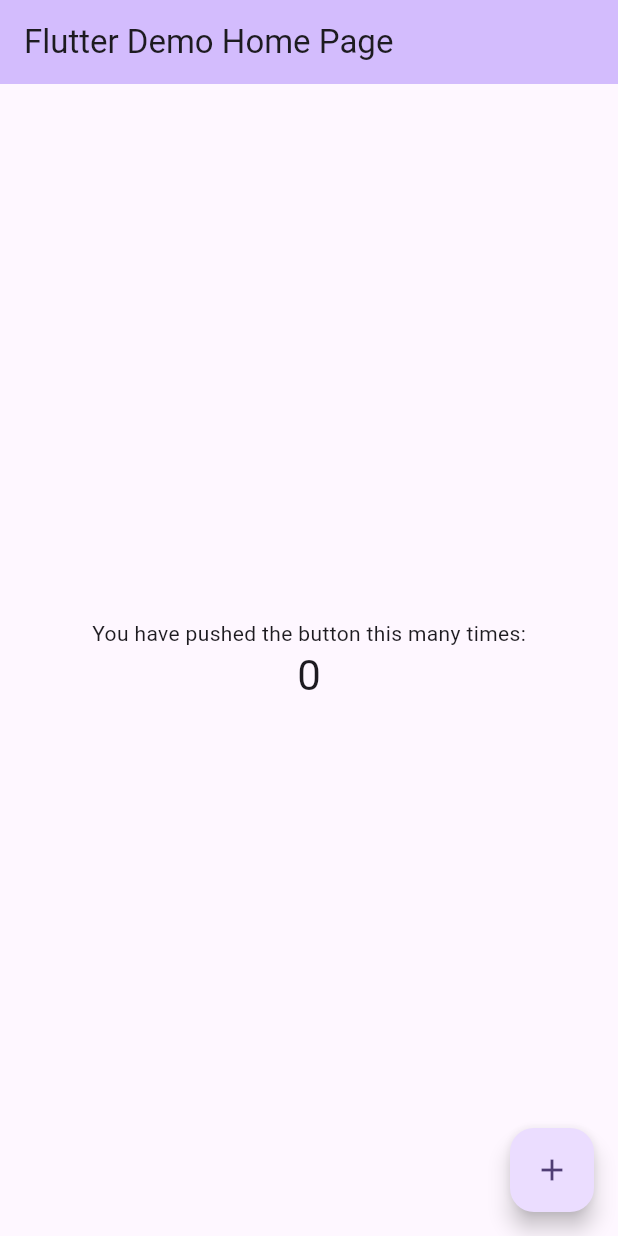
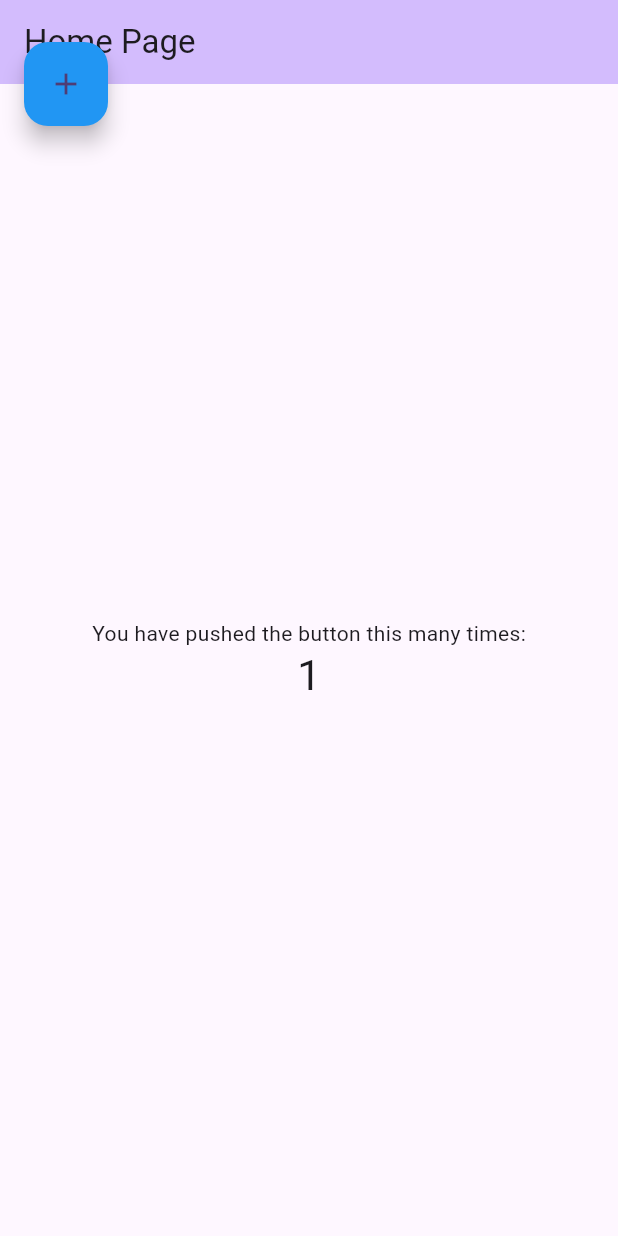
Before and after one commit to Perpherior/canbus, a Flutter app: the screen it shows after launch, on a phone screen of 412 x 824 dp. Run offline on Flutter 3.47's test engine with Material 3 defaults, Android fonts, the phone set to English and light mode, and no system bars.

Commit message:
Add usb reader button

```diff
--- a/canbus/lib/main.dart
+++ b/canbus/lib/main.dart
@@ -1,4 +1,6 @@
 import 'package:flutter/material.dart';
+import 'package:flutter/services.dart';
+import 'package:canbus/read_usb.dart';
 
 void main() {
   runApp(const MyApp());
@@ -7,46 +9,20 @@ void main() {
 class MyApp extends StatelessWidget {
   const MyApp({super.key});
 
-  // This widget is the root of your application.
   @override
   Widget build(BuildContext context) {
     return MaterialApp(
       title: 'Flutter Demo',
       theme: ThemeData(
-        // This is the theme of your application.
-        //
-        // TRY THIS: Try running your application with "flutter run". You'll see
-        // the application has a purple toolbar. Then, without quitting the app,
-        // try changing the seedColor in the colorScheme below to Colors.green
-        // and then invoke "hot reload" (save your changes or press the "hot
-        // reload" button in a Flutter-supported IDE, or press "r" if you used
-        // the command line to start the app).
-        //
-        // Notice that the counter didn't reset back to zero; the application
-        // state is not lost during the reload. To reset the state, use hot
-        // restart instead.
-        //
-        // This works for code too, not just values: Most code changes can be
-        // tested with just a hot reload.
         colorScheme: ColorScheme.fromSeed(seedColor: Colors.deepPurple),
       ),
-      home: const MyHomePage(title: 'Flutter Demo Home Page'),
+      home: const MyHomePage(title: 'Home Page'),
     );
   }
 }
 
 class MyHomePage extends StatefulWidget {
   const MyHomePage({super.key, required this.title});
-
-  // This widget is the home page of your application. It is stateful, meaning
-  // that it has a State object (defined below) that contains fields that affect
-  // how it looks.
-
-  // This class is the configuration for the state. It holds the values (in this
-  // case the title) provided by the parent (in this case the App widget) and
-  // used by the build method of the State. Fields in a Widget subclass are
-  // always marked "final".
-
   final String title;
 
   @override
@@ -54,69 +30,28 @@ class MyHomePage extends StatefulWidget {
 }
 
 class _MyHomePageState extends State<MyHomePage> {
-  int _counter = 0;
-
-  void _incrementCounter() {
-    setState(() {
-      // This call to setState tells the Flutter framework that something has
-      // changed in this State, which causes it to rerun the build method below
-      // so that the display can reflect the updated values. If we changed
-      // _counter without calling setState(), then the build method would not be
-      // called again, and so nothing would appear to happen.
-      _counter++;
-    });
-  }
-
   @override
   Widget build(BuildContext context) {
-    // This method is rerun every time setState is called, for instance as done
-    // by the _incrementCounter method above.
-    //
-    // The Flutter framework has been optimized to make rerunning build methods
-    // fast, so that you can just rebuild anything that needs updating rather
-    // than having to individually change instances of widgets.
     return Scaffold(
       appBar: AppBar(
-        // TRY THIS: Try changing the color here to a specific color (to
-        // Colors.amber, perhaps?) and trigger a hot reload to see the AppBar
-        // change color while the other colors stay the same.
         backgroundColor: Theme.of(context).colorScheme.inversePrimary,
-        // Here we take the value from the MyHomePage object that was created by
-        // the App.build method, and use it to set our appbar title.
         title: Text(widget.title),
       ),
       body: Center(
-        // Center is a layout widget. It takes a single child and positions it
-        // in the middle of the parent.
         child: Column(
-          // Column is also a layout widget. It takes a list of children and
-          // arranges them vertically. By default, it sizes itself to fit its
-          // children horizontally, and tries to be as tall as its parent.
-          //
-          // Column has various properties to control how it sizes itself and
-          // how it positions its children. Here we use mainAxisAlignment to
-          // center the children vertically; the main axis here is the vertical
-          // axis because Columns are vertical (the cross axis would be
-          // horizontal).
-          //
-          // TRY THIS: Invoke "debug painting" (choose the "Toggle Debug Paint"
-          // action in the IDE, or press "p" in the console), to see the
-          // wireframe for each widget.
           mainAxisAlignment: MainAxisAlignment.center,
           children: <Widget>[
             const Text('You have pushed the button this many times:'),
             Text(
-              '$_counter',
+              '1',
               style: Theme.of(context).textTheme.headlineMedium,
             ),
           ],
         ),
       ),
-      floatingActionButton: FloatingActionButton(
-        onPressed: _incrementCounter,
-        tooltip: 'Increment',
-        child: const Icon(Icons.add),
-      ), // This trailing comma makes auto-formatting nicer for build methods.
+      floatingActionButton: ReadCanbusData(),
+      floatingActionButtonLocation: FloatingActionButtonLocation.startTop,
     );
+
   }
 }
--- /dev/null
+++ b/canbus/lib/read_usb.dart
@@ -0,0 +1,34 @@
+import 'package:flutter/material.dart';
+import 'package:flutter/services.dart';
+
+class ReadCanbusData extends StatelessWidget {
+  final IconData icon; // 按钮图标
+  final String tooltip; // 长按提示
+  final Color backgroundColor; // 按钮背景颜色
+
+  const ReadCanbusData({
+    super.key,
+    this.icon = Icons.add,
+    this.tooltip = 'Add',
+    this.backgroundColor = Colors.blue,
+  });
+
+  @override
+  Widget build(BuildContext context) {
+    return FloatingActionButton(
+      onPressed: () async {
+        const channel = MethodChannel('can_usb_channel');
+        try {
+          // 发送读取指令（例如：请求CAN数据）
+          final String data = await channel.invokeMethod('readCanData');
+          print('Received CAN Data?: $data');
+        } on PlatformException catch (e) {
+          print("Error: ${e.message}");
+        }
+      },
+      tooltip: tooltip,
+      backgroundColor: backgroundColor,
+      child: Icon(icon),
+    );
+  }
+}
```
Also changed, not shown: 2 other files.
